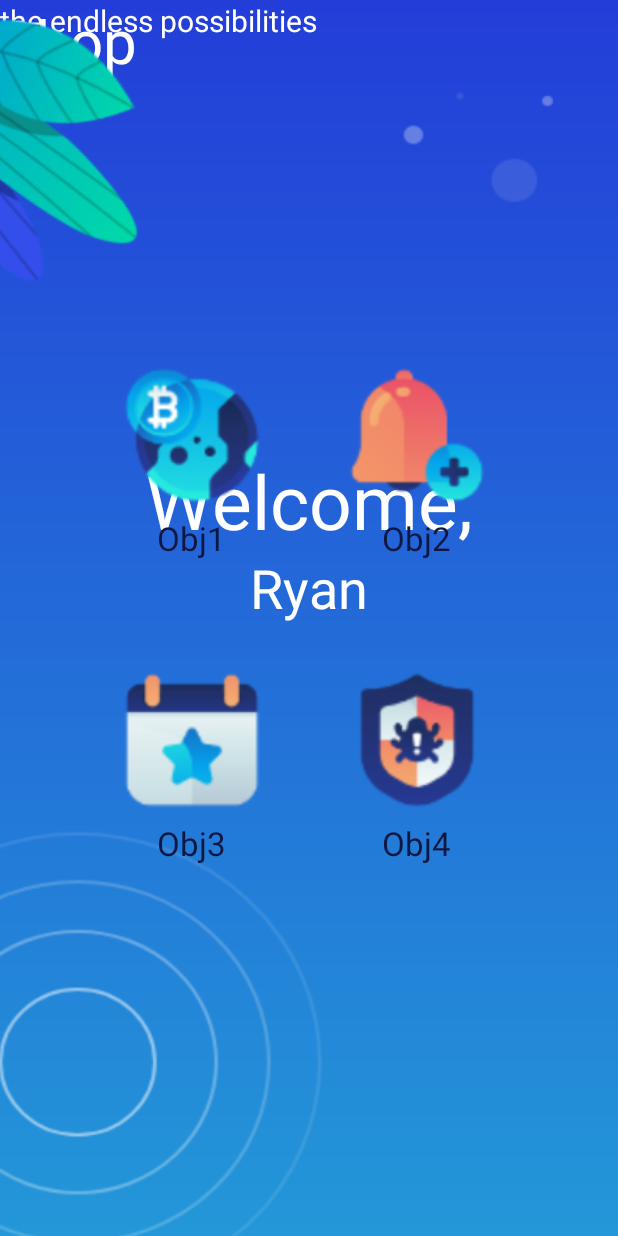
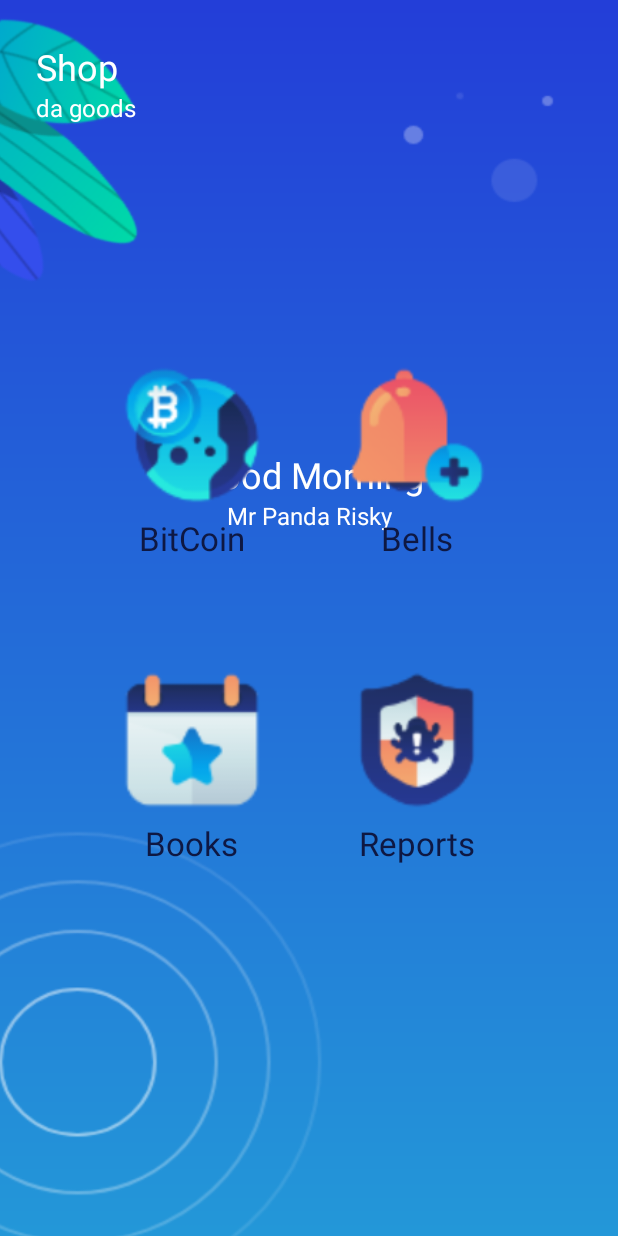
Before and after one commit to DubiousLatchkey/monumentAndroid, an Android app: the layout activity_main.xml on its own in the app's theme, with its tools: preview values and no code run, on a phone screen of 412 x 824 dp. Run offline under Robolectric (Android 15) with nearby library versions, the phone set to English and light mode, and no system bars.

Commit message:
store
store

```diff
--- a/Monument/app/src/main/java/com/example/monument/MainActivity.java
+++ b/Monument/app/src/main/java/com/example/monument/MainActivity.java
@@ -32,7 +32,7 @@ public class MainActivity extends AppCompatActivity {
         texthome = (LinearLayout) findViewById(R.id.texthome);
         menus = (LinearLayout) findViewById(R.id.menus);
 
-        bgapp.animate().translationY(-1900).setDuration(800).setStartDelay(300);
+        bgapp.animate().translationY(-1200).setDuration(800).setStartDelay(300);
         clover.animate().alpha(0).setDuration(800).setStartDelay(600);
         textsplash.animate().translationY(140).alpha(0).setDuration(800).setStartDelay(300);
 
--- a/Monument/app/src/main/res/layout/activity_main.xml
+++ b/Monument/app/src/main/res/layout/activity_main.xml
@@ -28,21 +28,21 @@
         android:orientation="vertical"
         app:layout_constraintEnd_toEndOf="parent"
         app:layout_constraintStart_toStartOf="parent"
-        app:layout_constraintTop_toTopOf="parent" >
+        app:layout_constraintTop_toTopOf="parent">
 
         <TextView
             android:layout_width="wrap_content"
             android:layout_height="wrap_content"
-            android:text="Welcome,"
+            android:text="Good Morning"
             android:textColor="#FFF"
-            android:textSize="50sp" />
+            android:textSize="24sp" />
 
         <TextView
             android:layout_width="wrap_content"
             android:layout_height="wrap_content"
-            android:text="Ryan"
+            android:text="Mr Panda Risky"
             android:textColor="#FFF"
-            android:textSize="36sp" />
+            android:textSize="16sp" />
 
     </LinearLayout>
 
@@ -53,13 +53,27 @@
         android:layout_marginStart="24dp"
         android:layout_marginTop="28dp"
         android:elevation="6dp"
-        android:gravity="center"
+        android:gravity="left"
         android:orientation="vertical"
-        app:layout_constraintEnd_toEndOf="parent"
         app:layout_constraintStart_toStartOf="parent"
-        app:layout_constraintTop_toTopOf="parent" >
+        app:layout_constraintTop_toTopOf="parent">
+
+        <TextView
+            android:layout_width="wrap_content"
+            android:layout_height="wrap_content"
+            android:text="Shop"
+            android:textColor="#FFF"
+            android:textSize="24sp" />
+
+        <TextView
+            android:layout_width="wrap_content"
+            android:layout_height="wrap_content"
+            android:text="da goods"
+            android:textColor="#FFF"
+            android:textSize="16sp" />
 
     </LinearLayout>
+
 
     <LinearLayout
         android:id="@+id/menus"
@@ -100,7 +114,7 @@
                 <TextView
                     android:layout_width="wrap_content"
                     android:layout_height="wrap_content"
-                    android:text="Obj1"
+                    android:text="BitCoin"
                     android:textColor="#0E1843"
                     android:textSize="22sp" />
 
@@ -123,7 +137,7 @@
                 <TextView
                     android:layout_width="wrap_content"
                     android:layout_height="wrap_content"
-                    android:text="Obj2"
+                    android:text="Bells"
                     android:textColor="#0E1843"
                     android:textSize="22sp" />
 
@@ -157,7 +171,7 @@
                 <TextView
                     android:layout_width="wrap_content"
                     android:layout_height="wrap_content"
-                    android:text="Obj3"
+                    android:text="Books"
                     android:textColor="#0E1843"
                     android:textSize="22sp" />
 
@@ -180,7 +194,7 @@
                 <TextView
                     android:layout_width="wrap_content"
                     android:layout_height="wrap_content"
-                    android:text="Obj4"
+                    android:text="Reports"
                     android:textColor="#0E1843"
                     android:textSize="22sp" />
 
@@ -205,22 +219,4 @@
         app:layout_constraintStart_toStartOf="parent"
         app:layout_constraintTop_toTopOf="parent" />
 
-    <TextView
-        android:layout_width="wrap_content"
-        android:layout_height="wrap_content"
-        android:text="the endless possibilities"
-        android:textColor="#FFF"
-        android:textSize="20sp"
-        tools:layout_editor_absoluteX="108dp"
-        tools:layout_editor_absoluteY="140dp" />
-
-    <TextView
-        android:layout_width="wrap_content"
-        android:layout_height="wrap_content"
-        android:text="Shop"
-        android:textColor="#FFF"
-        android:textSize="40sp"
-        tools:layout_editor_absoluteX="169dp"
-        tools:layout_editor_absoluteY="100dp" />
-
 </androidx.constraintlayout.widget.ConstraintLayout>
```
